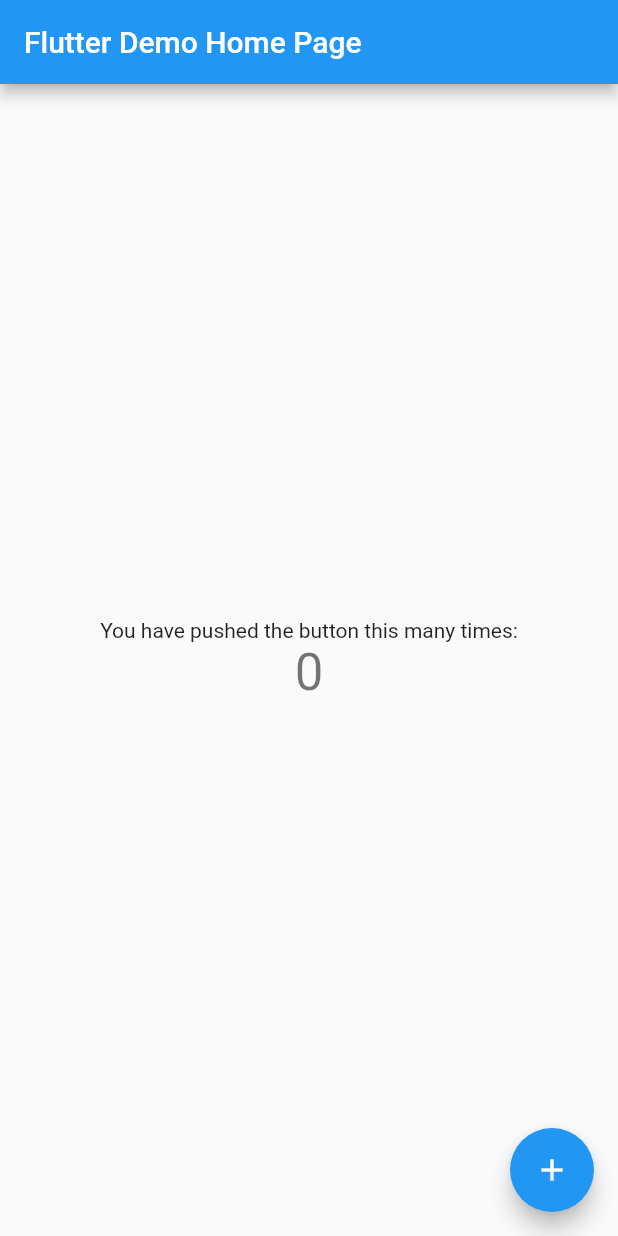
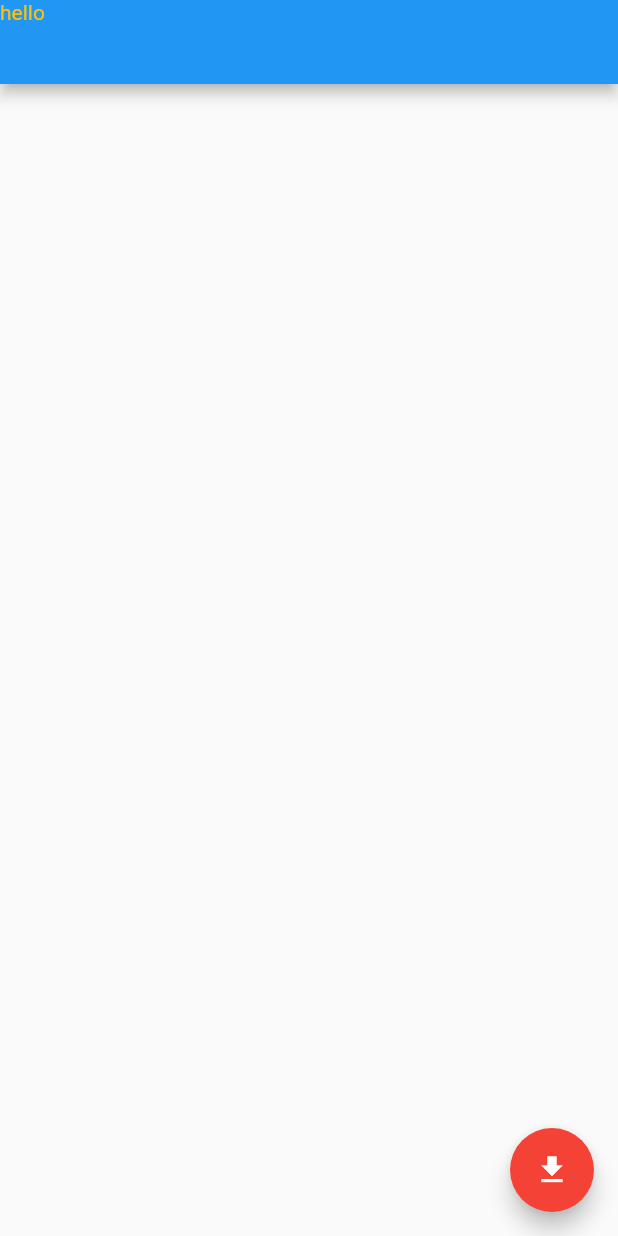
Before and after one commit to safauludogan/flutter-html-parser, a Flutter app: the screen it shows after launch, on a phone screen of 412 x 824 dp. Run offline on Flutter 3.47's test engine with Material 2 defaults, Android fonts, the phone set to English and light mode, and no system bars.

Commit message:
first commit

```diff
--- /dev/null
+++ b/lib/add_data_to_database.dart
@@ -0,0 +1,30 @@
+import 'package:flutter/material.dart';
+
+import 'add_data_to_database_viewmodel.dart';
+
+class AddDataToDatabase extends StatefulWidget {
+  const AddDataToDatabase({Key? key}) : super(key: key);
+
+  @override
+  State<AddDataToDatabase> createState() => _AddDataToDatabaseState();
+}
+
+class _AddDataToDatabaseState extends AddDataToDatabaseViewModel {
+  @override
+  Widget build(BuildContext context) {
+    return Scaffold(
+      appBar: AppBar(
+        leading: const Text(
+          'hello',
+          style: TextStyle(color: Colors.amber),
+        ),
+      ),
+      floatingActionButton: FloatingActionButton(
+        backgroundColor: Colors.red,
+        onPressed: () => getAllExerciseLinks(),
+        child: const Icon(Icons.get_app),
+      ),
+      body: Container(),
+    );
+  }
+}
--- a/lib/main.dart
+++ b/lib/main.dart
@@ -1,115 +1,18 @@
 import 'package:flutter/material.dart';
+import 'package:flutter_html_parser/add_data_to_database.dart';
 
-void main() {
-  runApp(const MyApp());
-}
+void main() => runApp(const MyApp());
 
 class MyApp extends StatelessWidget {
-  const MyApp({Key? key}) : super(key: key);
+  const MyApp({super.key});
 
-  // This widget is the root of your application.
   @override
   Widget build(BuildContext context) {
-    return MaterialApp(
-      title: 'Flutter Demo',
-      theme: ThemeData(
-        // This is the theme of your application.
-        //
-        // Try running your application with "flutter run". You'll see the
-        // application has a blue toolbar. Then, without quitting the app, try
-        // changing the primarySwatch below to Colors.green and then invoke
-        // "hot reload" (press "r" in the console where you ran "flutter run",
-        // or simply save your changes to "hot reload" in a Flutter IDE).
-        // Notice that the counter didn't reset back to zero; the application
-        // is not restarted.
-        primarySwatch: Colors.blue,
+    return const MaterialApp(
+      title: 'Material App',
+      home: Scaffold(
+        body: const AddDataToDatabase(),
       ),
-      home: const MyHomePage(title: 'Flutter Demo Home Page'),
     );
   }
 }
-
-class MyHomePage extends StatefulWidget {
-  const MyHomePage({Key? key, required this.title}) : super(key: key);
-
-  // This widget is the home page of your application. It is stateful, meaning
-  // that it has a State object (defined below) that contains fields that affect
-  // how it looks.
-
-  // This class is the configuration for the state. It holds the values (in this
-  // case the title) provided by the parent (in this case the App widget) and
-  // used by the build method of the State. Fields in a Widget subclass are
-  // always marked "final".
-
-  final String title;
-
-  @override
-  State<MyHomePage> createState() => _MyHomePageState();
-}
-
-class _MyHomePageState extends State<MyHomePage> {
-  int _counter = 0;
-
-  void _incrementCounter() {
-    setState(() {
-      // This call to setState tells the Flutter framework that something has
-      // changed in this State, which causes it to rerun the build method below
-      // so that the display can reflect the updated values. If we changed
-      // _counter without calling setState(), then the build method would not be
-      // called again, and so nothing would appear to happen.
-      _counter++;
-    });
-  }
-
-  @override
-  Widget build(BuildContext context) {
-    // This method is rerun every time setState is called, for instance as done
-    // by the _incrementCounter method above.
-    //
-    // The Flutter framework has been optimized to make rerunning build methods
-    // fast, so that you can just rebuild anything that needs updating rather
-    // than having to individually change instances of widgets.
-    return Scaffold(
-      appBar: AppBar(
-        // Here we take the value from the MyHomePage object that was created by
-        // the App.build method, and use it to set our appbar title.
-        title: Text(widget.title),
-      ),
-      body: Center(
-        // Center is a layout widget. It takes a single child and positions it
-        // in the middle of the parent.
-        child: Column(
-          // Column is also a layout widget. It takes a list of children and
-          // arranges them vertically. By default, it sizes itself to fit its
-          // children horizontally, and tries to be as tall as its parent.
-          //
-          // Invoke "debug painting" (press "p" in the console, choose the
-          // "Toggle Debug Paint" action from the Flutter Inspector in Android
-          // Studio, or the "Toggle Debug Paint" command in Visual Studio Code)
-          // to see the wireframe for each widget.
-          //
-          // Column has various properties to control how it sizes itself and
-          // how it positions its children. Here we use mainAxisAlignment to
-          // center the children vertically; the main axis here is the vertical
-          // axis because Columns are vertical (the cross axis would be
-          // horizontal).
-          mainAxisAlignment: MainAxisAlignment.center,
-          children: <Widget>[
-            const Text(
-              'You have pushed the button this many times:',
-            ),
-            Text(
-              '$_counter',
-              style: Theme.of(context).textTheme.headline4,
-            ),
-          ],
-        ),
-      ),
-      floatingActionButton: FloatingActionButton(
-        onPressed: _incrementCounter,
-        tooltip: 'Increment',
-        child: const Icon(Icons.add),
-      ), // This trailing comma makes auto-formatting nicer for build methods.
-    );
-  }
-}
--- /dev/null
+++ b/lib/model/body_building_model.dart
@@ -0,0 +1,60 @@
+import 'package:json_annotation/json_annotation.dart';
+
+part 'body_building_model.g.dart';
+
+@JsonSerializable()
+class BodyBuildingModel {
+  String? exerciseName;
+  String? targetMuscleGroup;
+  String? exerciseType;
+  String? equipmentRequired;
+  String? mechanics;
+  String? forceType;
+  String? experienceLevel;
+  SecondaryMuscles? secondaryMuscles;
+  String? muscleAnatomyImage;
+
+  BodyBuildingModel(
+      {this.exerciseName,
+      this.targetMuscleGroup,
+      this.exerciseType,
+      this.equipmentRequired,
+      this.mechanics,
+      this.forceType,
+      this.experienceLevel,
+      this.muscleAnatomyImage,
+      this.secondaryMuscles});
+
+  factory BodyBuildingModel.fromJson(Map<String, dynamic> json) {
+    return _$BodyBuildingModelFromJson(json);
+  }
+
+  Map<String, dynamic> toJson() {
+    return _$BodyBuildingModelToJson(this);
+  }
+
+  @override
+  String toString() {
+    return 'Exercise Name : $exerciseName\n Target Muscle Group : $targetMuscleGroup\n Exercise Type : $exerciseType\n Equipment Required : $equipmentRequired\n Mechanics : $mechanics\n Force Type : $forceType\n Experience Level : $experienceLevel\n Secondary Muscles : ${secondaryMuscles.toString()}\n Muscle Anatomy Image : $muscleAnatomyImage\n';
+  }
+}
+
+@JsonSerializable()
+class SecondaryMuscles {
+  String? element;
+
+  SecondaryMuscles({this.element});
+
+  factory SecondaryMuscles.fromJson(Map<String, dynamic> json) {
+    return _$SecondaryMusclesFromJson(json);
+  }
+
+  Map<String, dynamic> toJson() {
+    return _$SecondaryMusclesToJson(this);
+  }
+
+  @override
+  String toString() {
+    return '$element';
+  }
+}
--- a/pubspec.yaml
+++ b/pubspec.yaml
@@ -34,6 +34,11 @@ dependencies:
   # The following adds the Cupertino Icons font to your application.
   # Use with the CupertinoIcons class for iOS style icons.
   cupertino_icons: ^1.0.2
+  html: ^0.15.0
+  http: ^0.13.5
+  build_runner: ^2.2.0
+  json_serializable: ^6.3.1
+  json_annotation: ^4.6.0
 
 dev_dependencies:
   flutter_test:
```
Also changed, not shown: lib/add_data_model.dart (added, +64 -0 lines), lib/add_data_to_database_viewmodel.dart (added, +101 -0 lines), lib/model/body_building_model.g.dart (added), pubspec.lock.
